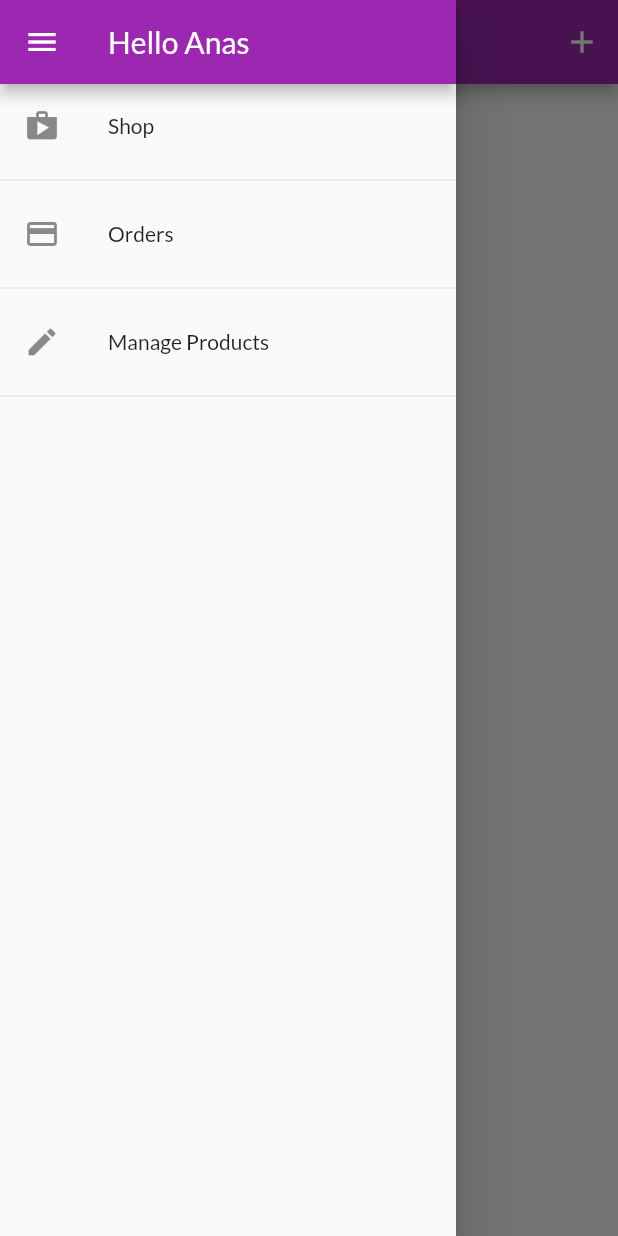
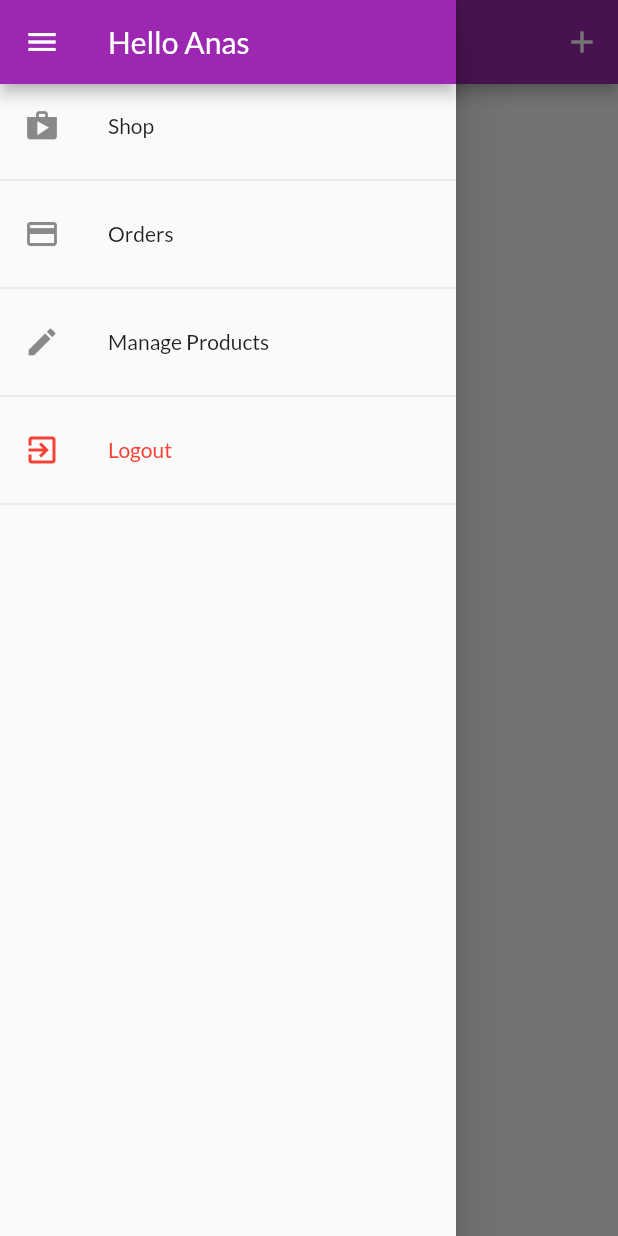
Before and after one commit to Anasmb/Shoping-Flutter, a Flutter app: the UserProductsScreen screen opened by its route, with the side drawer open, on a phone screen of 412 x 824 dp. Run offline on Flutter 3.47's test engine with Material 2 defaults, Android fonts, the phone set to English and light mode, and no system bars; our stand-ins replace shared_preferences; missing offline and left inert: dart:ffi; accounts and stored records are empty; network calls fail.

Commit message:
+ Attaching products to a user + Attaching orders to a user + Added Logout functionality + Added auto login

```diff
--- a/lib/providers/orders.dart
+++ b/lib/providers/orders.dart
@@ -23,8 +23,9 @@ class OrderItem {
 class Orders with ChangeNotifier {
   List<OrderItem> _orders = [];
   final String authToken;
+  final String userId;
 
-  Orders(this.authToken, this._orders);
+  Orders(this.authToken, this.userId, this._orders);
 
   List<OrderItem> get orders {
     return [..._orders];
@@ -32,7 +33,7 @@ class Orders with ChangeNotifier {
 
   Future<void> fetchOrdersFromServer() async {
     final url =
-        "https://flutter-project-c3fdd-default-rtdb.europe-west1.firebasedatabase.app/orders.json?auth=" +
+        "https://flutter-project-c3fdd-default-rtdb.europe-west1.firebasedatabase.app/orders/$userId.json?auth=" +
             authToken;
     try {
       final response = await http.get(url);
@@ -67,7 +68,7 @@ class Orders with ChangeNotifier {
     final timeStamp = DateTime.now();
     try {
       final url =
-          "https://flutter-project-c3fdd-default-rtdb.europe-west1.firebasedatabase.app/orders.json?auth=" +
+          "https://flutter-project-c3fdd-default-rtdb.europe-west1.firebasedatabase.app/orders/$userId.json?auth=" +
               authToken;
       final response = await http.post(url,
           body: jsonEncode({
--- a/lib/screens/user_products_screen.dart
+++ b/lib/screens/user_products_screen.dart
@@ -12,12 +12,11 @@ class UserProductsScreen extends StatelessWidget {
 
   Future<void> _refreshProducts(BuildContext context) async {
     await Provider.of<ProductsProvider>(context, listen: false)
-        .fetchProductsFromServer();
+        .fetchProductsFromServer(true);
   }
 
   @override
   Widget build(BuildContext context) {
-    final productsData = Provider.of<ProductsProvider>(context);
     return Scaffold(
       appBar: AppBar(
         title: const Text("Your Products"),
@@ -31,9 +30,16 @@ class UserProductsScreen extends StatelessWidget {
         ],
       ),
       drawer: AppDrawer(),
-      body: RefreshIndicator(
+      body: FutureBuilder(
+        future: _refreshProducts(context),
+        builder: (context, snapshot) => snapshot == ConnectionState.waiting
+            ? Center(
+                child: CircularProgressIndicator(),
+              )
+            : RefreshIndicator(
                 onRefresh: () => _refreshProducts(context),
-        child: Padding(
+                child: Consumer<ProductsProvider>(
+                  builder: (context, productsData, _) => Padding(
                     padding: EdgeInsets.all(8),
                     child: ListView.builder(
                       itemCount: productsData.items.length,
@@ -50,6 +56,8 @@ class UserProductsScreen extends StatelessWidget {
                     ),
                   ),
                 ),
+              ),
+      ),
     );
   }
 }
--- a/lib/widgets/app_drawer.dart
+++ b/lib/widgets/app_drawer.dart
@@ -1,5 +1,8 @@
+import 'dart:ui';
+
 import 'package:flutter/material.dart';
-
+import 'package:flutter_complete_guide/providers/auth.dart';
+import 'package:provider/provider.dart';
 import '../screens/user_products_screen.dart';
 import '../screens/orders_screen.dart';
 
@@ -32,6 +35,21 @@ class AppDrawer extends StatelessWidget {
                 .pushReplacementNamed(UserProductsScreen.routeName),
           ),
           Divider(),
+          ListTile(
+            leading: Icon(
+              Icons.exit_to_app,
+              color: Colors.red,
+            ),
+            title: Text("Logout", style: TextStyle(color: Colors.red)),
+            onTap: () {
+              // navigator pop is used here to prevent an error in app drawer not closing correctly
+              Navigator.of(context).pop();
+              Navigator.of(context)
+                  .pushReplacementNamed("/"); // slash here means the home route
+              Provider.of<Auth>(context, listen: false).logout();
+            },
+          ),
+          Divider(),
         ],
       ),
     );
--- a/pubspec.yaml
+++ b/pubspec.yaml
@@ -26,6 +26,7 @@ dependencies:
   provider: ^6.0.3
   intl: ^0.17.0
   http: ^0.12.2
+  shared_preferences: ^2.0.15
 
 
   # The following adds the Cupertino Icons font to your application.
```
Also changed, not shown: lib/main.dart (+12 -3 lines), lib/providers/auth.dart (+62 -1 lines), lib/providers/products_provider.dart (+5 -3 lines), lib/screens/splash_screen.dart (added, +12 -0 lines), pubspec.lock, 1 other file. Lines whose indentation alone changed are shown as unchanged.
